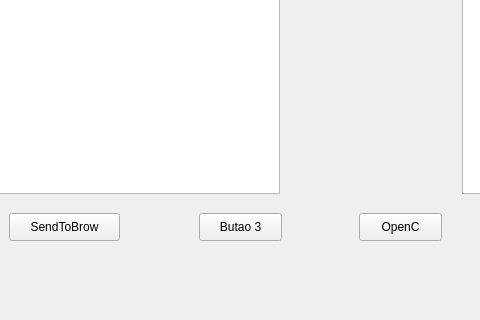
Old version of the form ProxyServer/mainwindow.ui in the repository ViniciusSilva3/Proxy; both pictures show x 221 to 701 and y 364 to 684 of the 1314 by 684 pixel window.
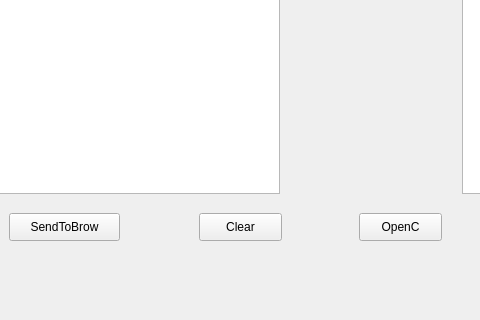
New version of the form.

Diff of the .ui file:
```diff
--- a/ProxyServer/mainwindow.ui
+++ b/ProxyServer/mainwindow.ui
@@ -50,7 +50,7 @@
      </rect>
     </property>
     <property name="text">
-     <string>Butao 3</string>
+     <string>Clear</string>
     </property>
    </widget>
    <widget class="QTextEdit" name="textEdit">
```
